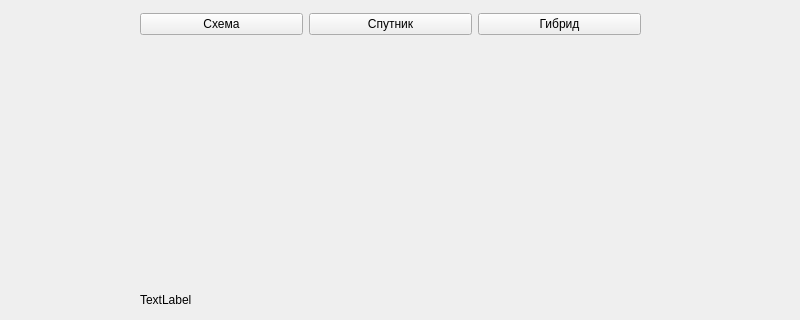
The window that data/ui_design/main_ui.ui (Nitor112221/WEB_project_API) describes before a commit, drawn with Qt 5; both pictures show x 0 to 800 and y 0 to 320 of the 800 by 600 pixel window.
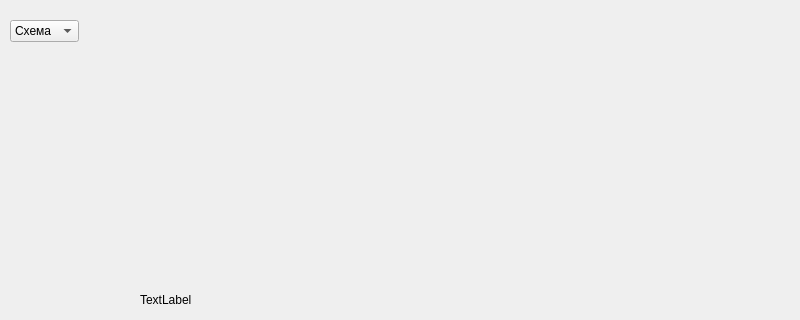
The same window after the commit.

Commit message: task4 (выбор типа карты)

The edit to the form file:
```diff
--- a/data/ui_design/main_ui.ui
+++ b/data/ui_design/main_ui.ui
@@ -27,38 +27,30 @@
      <string>TextLabel</string>
     </property>
    </widget>
-   <widget class="QWidget" name="">
+   <widget class="QComboBox" name="type_map">
     <property name="geometry">
      <rect>
-      <x>140</x>
-      <y>10</y>
-      <width>501</width>
-      <height>28</height>
+      <x>10</x>
+      <y>20</y>
+      <width>69</width>
+      <height>22</height>
      </rect>
     </property>
-    <layout class="QHBoxLayout" name="horizontalLayout">
      <item>
-      <widget class="QPushButton" name="btn_scheme">
        <property name="text">
         <string>Схема</string>
        </property>
-      </widget>
      </item>
      <item>
-      <widget class="QPushButton" name="btn_satellite">
        <property name="text">
         <string>Спутник</string>
        </property>
-      </widget>
      </item>
      <item>
-      <widget class="QPushButton" name="btn_hybrid">
        <property name="text">
         <string>Гибрид</string>
        </property>
-      </widget>
-     </item>
-    </layout>
+    </item>
    </widget>
   </widget>
  </widget>
```
Lines whose indentation alone changed are shown as unchanged. The commit also changes 2 other files.
